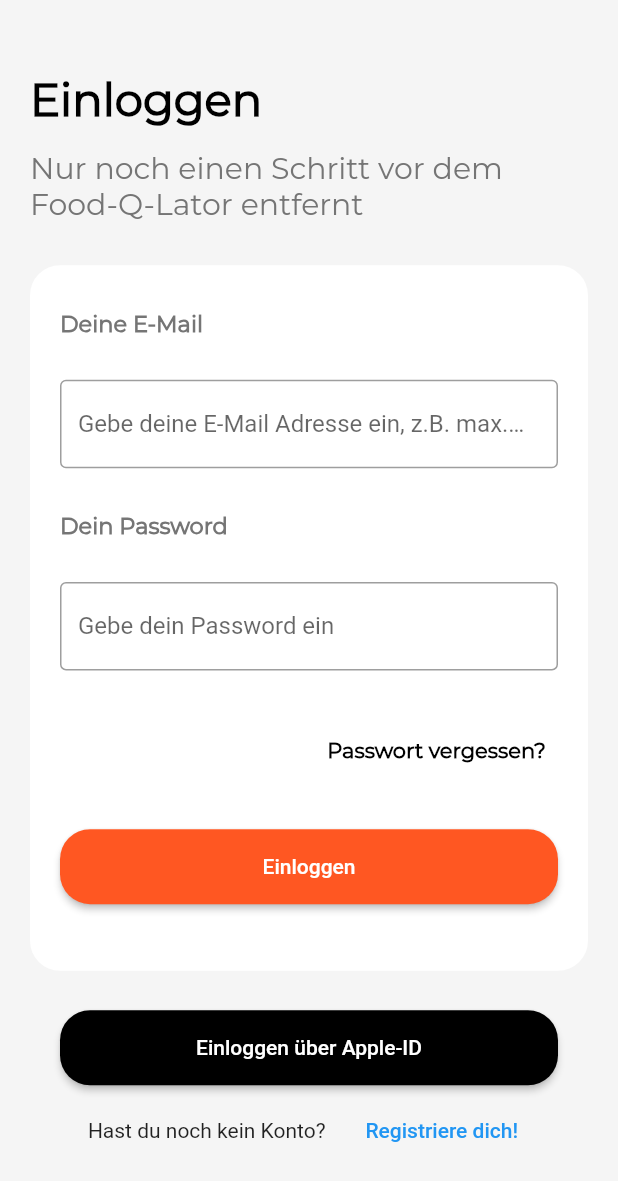
After one commit to BiyCck/Food-Q-lator, a Flutter app: the LoginScreen screen opened by its route, on a phone screen of 412 x 824 dp. The commit adds this screen. Shown: the top 1181 px of the screen. Run offline on Flutter 3.47's test engine with Material 2 defaults, Android fonts, the phone set to English and light mode, and no system bars; project files that could hold a hidden picture were left out.

Commit message:
Created LogIn-Screen

```diff
--- a/food_q_lator/lib/components/default_button.dart
+++ b/food_q_lator/lib/components/default_button.dart
@@ -1,6 +1,6 @@
 import 'package:flutter/material.dart';
 
-class DefaultButton extends StatelessWidget {
+class DefaultButton extends StatefulWidget {
   String text;
   Color color;
   VoidCallback onPressed;
@@ -12,14 +12,25 @@ class DefaultButton extends StatelessWidget {
       required this.onPressed});
 
   @override
+  State<DefaultButton> createState() => _DefaultButtonState();
+}
+
+class _DefaultButtonState extends State<DefaultButton> {
+  @override
   Widget build(BuildContext context) {
     return SizedBox(
-      width: 250.0,
-      height: 40.0,
+      width: 350.0,
+      height: 50.0,
       child: ElevatedButton(
-        onPressed: onPressed,
-        child: Text(text),
-        style: ButtonStyle(),
+        onPressed: widget.onPressed,
+        style: ButtonStyle(
+            backgroundColor: MaterialStateProperty.resolveWith((states) {
+          return widget.color;
+        }), shape: MaterialStateProperty.resolveWith((states) {
+          return RoundedRectangleBorder(
+              side: BorderSide.none, borderRadius: BorderRadius.circular(20.0));
+        })),
+        child: Text(widget.text),
       ),
     );
   }
--- a/food_q_lator/lib/main.dart
+++ b/food_q_lator/lib/main.dart
@@ -1,6 +1,6 @@
 import 'package:flutter/material.dart';
 import 'package:food_q_lator/screens/home_screen.dart';
-import 'package:food_q_lator/screens/restaurant_list.dart';
+import 'package:food_q_lator/screens/login_screen.dart';
 
 void main() {
   runApp(const MyApp());
@@ -27,7 +27,10 @@ class MyApp extends StatelessWidget {
         primarySwatch: Colors.blue,
       ),
       initialRoute: '/',
-      routes: {'/': (context) => HomeScreen()},
+      routes: {
+        '/': (context) => HomeScreen(),
+        '/loginScreen': (context) => LoginScreen()
+      },
     );
   }
 }
--- /dev/null
+++ b/food_q_lator/lib/screens/login_screen.dart
@@ -0,0 +1,137 @@
+import 'package:flutter/material.dart';
+import 'package:food_q_lator/components/default_button.dart';
+import 'package:food_q_lator/services/constants.dart';
+
+class LoginScreen extends StatefulWidget {
+  const LoginScreen({super.key});
+
+  @override
+  State<LoginScreen> createState() => _LoginScreenState();
+}
+
+class _LoginScreenState extends State<LoginScreen> {
+  final _formKey = GlobalKey<FormState>();
+  @override
+  Widget build(BuildContext context) {
+    var shade1002 = Colors.grey.shade100;
+    return Scaffold(
+      body: SafeArea(
+        child: Padding(
+          padding: const EdgeInsets.all(20.0),
+          child: Column(
+            mainAxisAlignment: MainAxisAlignment.center,
+            children: [
+              Expanded(
+                flex: 2,
+                child: Column(
+                  crossAxisAlignment: CrossAxisAlignment.start,
+                  mainAxisAlignment: MainAxisAlignment.center,
+                  children: [
+                    const Text(
+                      'Einloggen',
+                      style: kLogInSignTextStyle,
+                    ),
+                    const SizedBox(
+                      height: 15.0,
+                    ),
+                    const Text(
+                      'Nur noch einen Schritt vor dem Food-Q-Lator entfernt',
+                      style: kLogInSecondarySignTextStyle,
+                    ),
+                  ],
+                ),
+              ),
+              Expanded(
+                flex: 6,
+                child: Container(
+                  decoration: BoxDecoration(
+                    color: Colors.white,
+                    borderRadius: BorderRadius.circular(20.0),
+                  ),
+                  child: Padding(
+                    padding: const EdgeInsets.fromLTRB(20.0, 15.0, 20.0, 30.0),
+                    child: Form(
+                      child: Column(
+                        mainAxisAlignment: MainAxisAlignment.spaceAround,
+                        crossAxisAlignment: CrossAxisAlignment.start,
+                        children: [
+                          const Text(
+                            'Deine E-Mail',
+                            style: kLoginInputLabelTextStyle,
+                          ),
+                          TextFormField(
+                            decoration: const InputDecoration(
+                              hintText:
+                                  'Gebe deine E-Mail Adresse ein, z.B. max.mustermann@outlook.com',
+                              border: OutlineInputBorder(),
+                            ),
+                          ),
+                          const Text(
+                            'Dein Password',
+                            style: kLoginInputLabelTextStyle,
+                          ),
+                          TextFormField(
+                            decoration: const InputDecoration(
+                              hintText: 'Gebe dein Password ein',
+                              border: OutlineInputBorder(),
+                            ),
+                          ),
+                          Row(
+                            children: [
+                              const Expanded(
+                                child: SizedBox(),
+                              ),
+                              TextButton(
+                                onPressed: () {},
+                                child: const Text(
+                                  'Passwort vergessen?',
+                                  style: kForgotPasswordTextStyle,
+                                ),
+                              ),
+                            ],
+                          ),
+                          DefaultButton(
+                            color: kAccentColor,
+                            text: 'Einloggen',
+                            onPressed: () {},
+                          ),
+                        ],
+                      ),
+                    ),
+                  ),
+                ),
+              ),
+              Expanded(
+                flex: 2,
+                child: Padding(
+                  padding: const EdgeInsets.all(20.0),
+                  child: Column(
+                    mainAxisAlignment: MainAxisAlignment.spaceEvenly,
+                    children: [
+                      DefaultButton(
+                        color: Colors.black,
+                        text: 'Einloggen über Apple-ID',
+                        onPressed: (() {}),
+                      ),
+                      Row(
+                        mainAxisAlignment: MainAxisAlignment.spaceEvenly,
+                        children: [
+                          const Text('Hast du noch kein Konto?'),
+                          TextButton(
+                            onPressed: (() {}),
+                            child: Text('Registriere dich!'),
+                          ),
+                        ],
+                      )
+                    ],
+                  ),
+                ),
+              )
+            ],
+          ),
+        ),
+      ),
+      backgroundColor: shade1002,
+    );
+  }
+}
--- a/food_q_lator/lib/services/constants.dart
+++ b/food_q_lator/lib/services/constants.dart
@@ -5,6 +5,34 @@ const kTextStyle = TextStyle(
   fontWeight: FontWeight.bold,
   fontFamily: 'Montserrat',
   color: Colors.white,
+);
+
+const kForgotPasswordTextStyle = TextStyle(
+  fontSize: 14.0,
+  fontWeight: FontWeight.bold,
+  fontFamily: 'Montserrat',
+  color: kPrimaryTextColor,
+);
+
+const kLogInSignTextStyle = TextStyle(
+  fontSize: 30.0,
+  fontWeight: FontWeight.bold,
+  fontFamily: 'Montserrat',
+  color: kPrimaryTextColor,
+);
+
+const kLogInSecondarySignTextStyle = TextStyle(
+  fontSize: 20.0,
+  fontWeight: FontWeight.normal,
+  fontFamily: 'Montserrat',
+  color: kSecondaryText,
+);
+
+const kLoginInputLabelTextStyle = TextStyle(
+  fontFamily: 'Montserrat',
+  fontSize: 15.0,
+  fontWeight: FontWeight.bold,
+  color: kSecondaryText,
 );
 
 //Primaries
@@ -24,3 +52,6 @@ const kSecondaryText = Color(0xFF757575);
 const kDividerColor = Color(0xFFBDBDBD);
 
 const kAccentColor = Color(0xFFFF5722);
+
+//Screen Colors
+const kLogInBackgroundColor = Color.fromARGB(255, 245, 245, 245);
```
